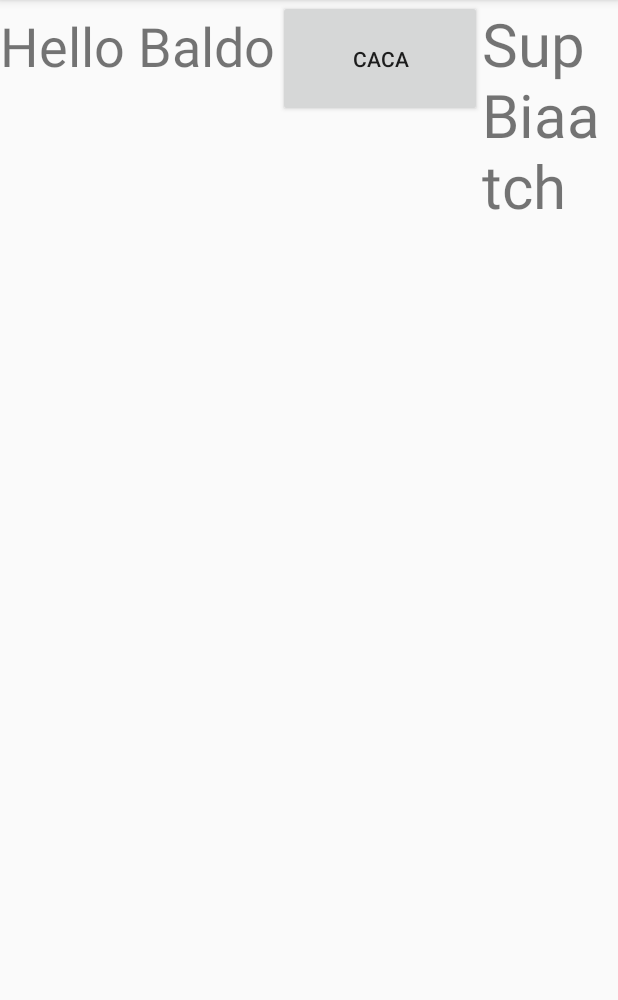
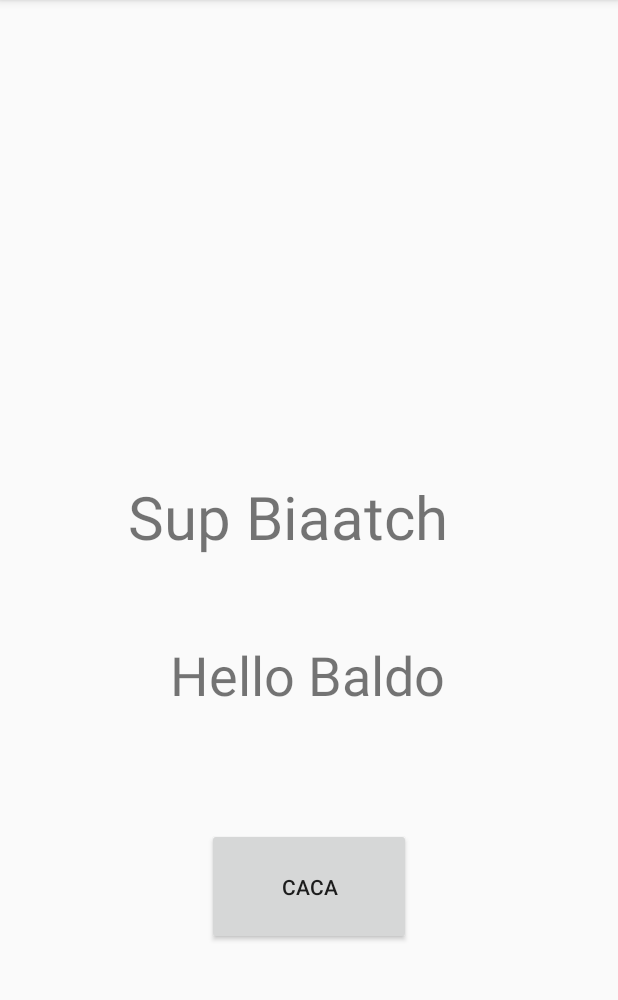
Before and after one commit to danielgmont/InfoITM, an Android app: the screen it shows after launch (MainActivity), on a phone screen of 412 x 824 dp, the part 84-1084 px from its top. Run offline under Robolectric (Android 15) with nearby library versions, the phone set to English and light mode, and no system bars.

Commit message:
Ahi va compa

```diff
--- a/app/src/main/res/layout/activity_main.xml
+++ b/app/src/main/res/layout/activity_main.xml
@@ -1,5 +1,5 @@
 <?xml version="1.0" encoding="utf-8"?>
-<LinearLayout xmlns:android="http://schemas.android.com/apk/res/android"
+<RelativeLayout xmlns:android="http://schemas.android.com/apk/res/android"
     xmlns:app="http://schemas.android.com/apk/res-auto"
     xmlns:tools="http://schemas.android.com/tools"
     android:layout_width="match_parent"
@@ -20,7 +20,11 @@
         tools:layout_constraintTop_creator="1"
         tools:layout_constraintRight_creator="1"
         tools:layout_constraintBottom_creator="1"
-        tools:layout_constraintLeft_creator="1" />
+        tools:layout_constraintLeft_creator="1"
+        android:id="@+id/textView3"
+        android:layout_marginBottom="29dp"
+        android:layout_above="@+id/button"
+        android:layout_centerHorizontal="true" />
 
     <Button
         android:id="@+id/button"
@@ -29,7 +33,10 @@
         android:text="caca"
         app:layout_constraintLeft_toLeftOf="parent"
         app:layout_constraintRight_toRightOf="parent"
-        tools:layout_editor_absoluteY="342dp" />
+        tools:layout_editor_absoluteY="342dp"
+        android:layout_alignParentBottom="true"
+        android:layout_centerHorizontal="true"
+        android:layout_marginBottom="138dp" />
 
     <TextView
         android:id="@+id/textView"
@@ -38,6 +45,9 @@
         android:layout_height="wrap_content"
         android:text="Sup Biaatch"
         tools:layout_editor_absoluteX="96dp"
-        tools:layout_editor_absoluteY="80dp" />
+        tools:layout_editor_absoluteY="80dp"
+        android:layout_above="@+id/textView3"
+        android:layout_alignEnd="@+id/textView3"
+        android:layout_marginBottom="54dp" />
 
-</LinearLayout>
+</RelativeLayout>
```
